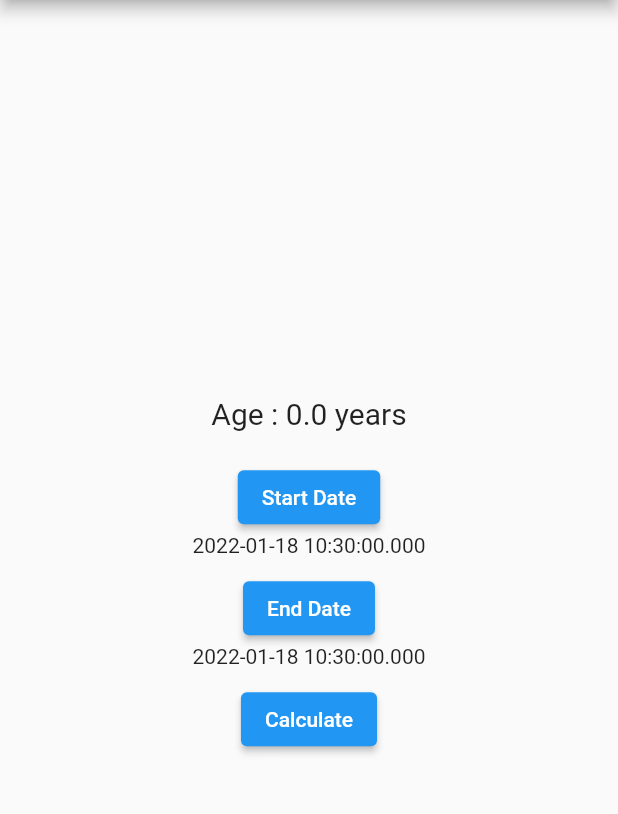
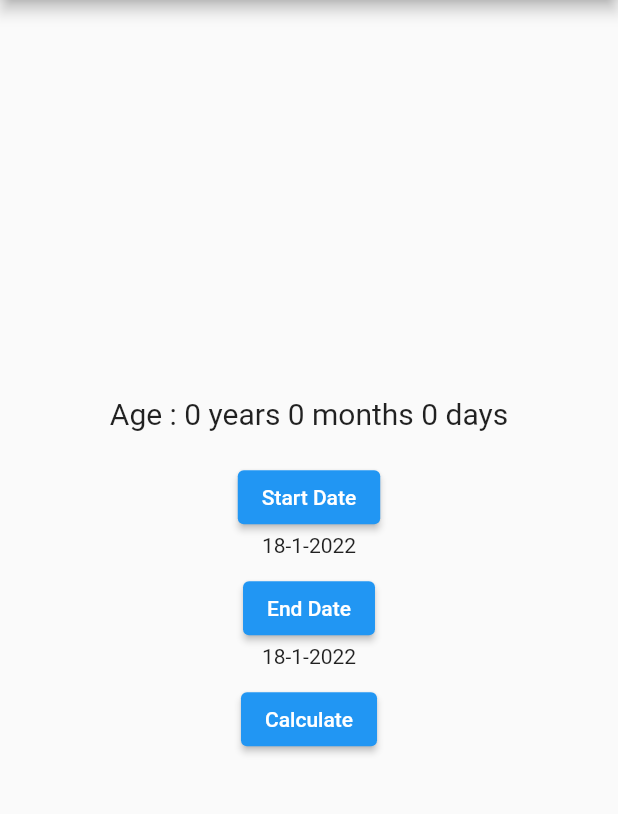
Before and after one commit to CPAD-Gazipur/Age-Calculator, a Flutter app: the screen it shows after launch, after a tap on "Calculate", on a phone screen of 412 x 824 dp, the part 84-898 px from its top. Run offline on Flutter 3.47's test engine with Material 2 defaults, Android fonts, the phone set to English and light mode, and no system bars; our stand-ins replace get; missing offline and left inert: month_calculator.

Commit message:
controller function updated age calculator module

```diff
--- a/lib/app/modules/age_calculator/controllers/age_calculator_controller.dart
+++ b/lib/app/modules/age_calculator/controllers/age_calculator_controller.dart
@@ -1,16 +1,31 @@
-import 'package:flutter/material.dart';
-import 'package:month_calculator/month_calculator.dart';
 import 'package:get/get.dart';
 
 class AgeCalculatorController extends GetxController {
   final startDate = DateTime.now().obs;
   final endDate = DateTime.now().obs;
 
-  final age = 0.0.obs;
+  final age = "".obs;
 
   void calculateAge() {
-    var dateRange = DateTimeRange(start: startDate.value, end: endDate.value);
-    var months = MonthCalculator.monthsInRange(dateRange).months;
-    age.value = months / 12;
+    var days = endDate.value.difference(startDate.value).inDays;
+    var year = (days / 365).floor();
+    var month = ((days % 365) / 30).floor();
+    var day = ((days % 365) % 30).floor();
+
+    age.value = "$year years $month months $day days";
+  }
+
+  String getStartDate() {
+    int year = startDate.value.year;
+    int month = startDate.value.month;
+    int day = startDate.value.day;
+    return "$day-$month-$year";
+  }
+
+  String getEndDate() {
+    int year = endDate.value.year;
+    int month = endDate.value.month;
+    int day = endDate.value.day;
+    return "$day-$month-$year";
   }
 }
--- a/lib/app/modules/age_calculator/views/age_calculator_view.dart
+++ b/lib/app/modules/age_calculator/views/age_calculator_view.dart
@@ -18,7 +18,7 @@ class AgeCalculatorView extends GetView<AgeCalculatorController> {
           children: [
             Obx(
               () => Text(
-                "Age : ${controller.age.value} years",
+                "Age : ${controller.age.value}",
                 style: TextStyle(fontSize: 20),
               ),
             ),
@@ -47,7 +47,7 @@ class AgeCalculatorView extends GetView<AgeCalculatorController> {
                   },
                 ),
                 Obx(
-                  () => Text("${controller.startDate.value}"),
+                  () => Text(controller.getStartDate()),
                 ),
                 SizedBox(
                   height: 10,
@@ -71,7 +71,7 @@ class AgeCalculatorView extends GetView<AgeCalculatorController> {
                   },
                 ),
                 Obx(
-                  () => Text("${controller.endDate.value}"),
+                  () => Text(controller.getEndDate()),
                 ),
                 SizedBox(
                   height: 10,
```
